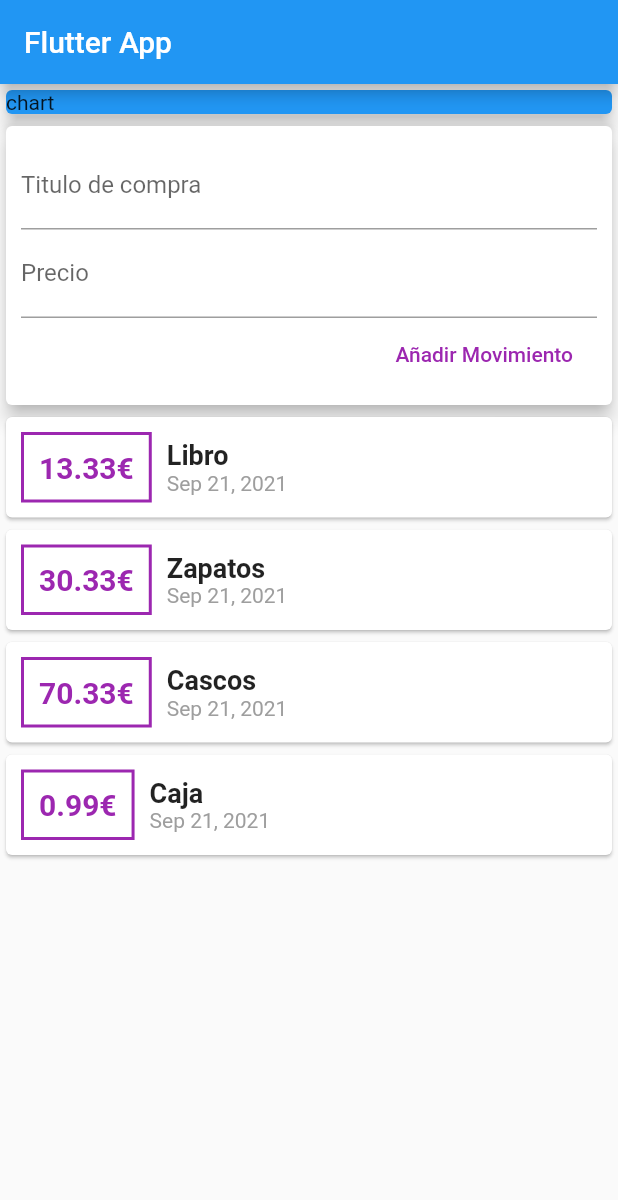
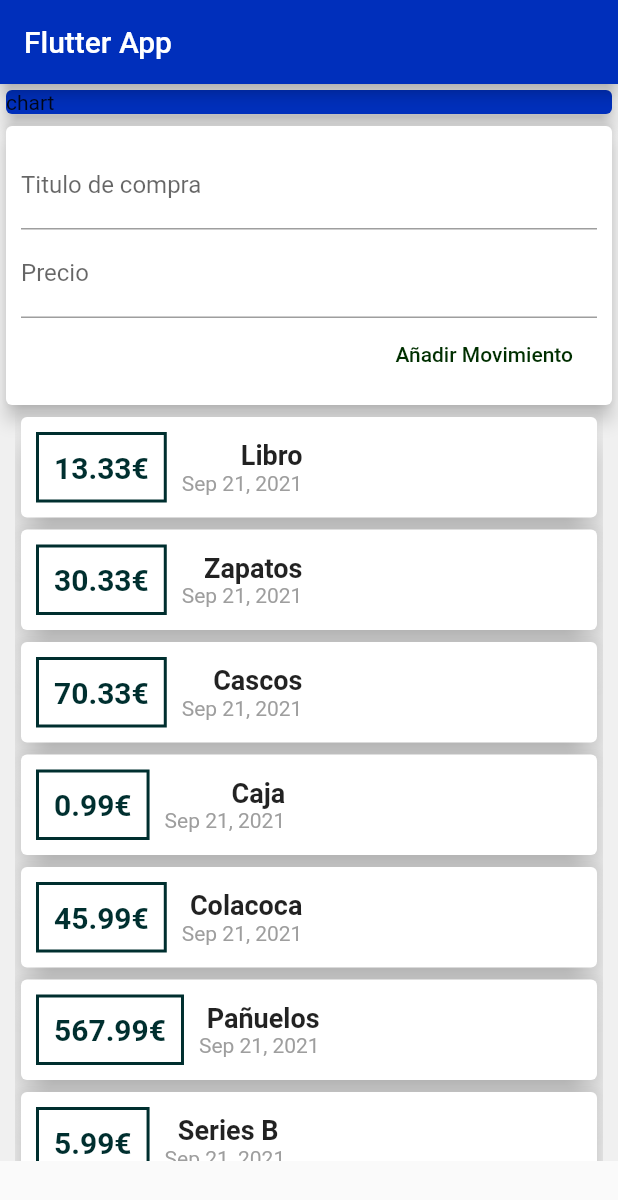
Before and after one commit to futbolin/Curso-Flutter---Dart, a Flutter app: the screen it shows after launch, on a phone screen of 412 x 824 dp. Shown: the top 1200 px of the screen. Run offline on Flutter 3.47's test engine with Material 2 defaults, Android fonts, the phone set to English and light mode, and no system bars.

```diff
--- a/ejercicios/gastos_personales/lib/main.dart
+++ b/ejercicios/gastos_personales/lib/main.dart
@@ -2,7 +2,6 @@ import 'package:flutter/material.dart';
 import 'modelos/transaccion.dart';
 import 'widgets/transacciones_lista.dart';
 import 'widgets/transacciones_del_usuario.dart';
-
 
 void main() => runApp(MyApp());
 
@@ -17,7 +16,6 @@ class MyApp extends StatelessWidget {
 }
 
 class MyHomePage extends StatelessWidget {
-
   @override
   Widget build(BuildContext context) {
     String tituloEntrada;
@@ -25,21 +23,27 @@ class MyHomePage extends StatelessWidget {
 
     return Scaffold(
       appBar: AppBar(
+        backgroundColor: Color.fromARGB(255, 0, 47, 187),
         title: Text('Flutter App'),
       ),
-      body: Column(
+      body: Container(
+        color: Color.fromARGB(255, 240, 240, 240),
+        child: SingleChildScrollView(
+          child: Column(
             children: <Widget>[
               Container(
                 width: double.infinity,
                 child: Card(
                   child: Text("chart"),
                   elevation: 5,
-              color: Colors.blue,
+                  color: Color.fromARGB(255, 0, 47, 187),
                 ),
               ),
               TransaccionesDelUsuario(),
             ],
           ),
+        ),
+      ),
     );
   }
 }
--- a/ejercicios/gastos_personales/lib/modelos/transaccion.dart
+++ b/ejercicios/gastos_personales/lib/modelos/transaccion.dart
@@ -4,6 +4,6 @@ class Transaccion{
   final double cantidad;
   final DateTime fecha;
 
-  Transaccion({this.id ,this.titulo ,this.cantidad ,this.fecha,});
+  Transaccion({required this.id ,required this.titulo ,required this.cantidad ,required this.fecha,});
 
 }
--- a/ejercicios/gastos_personales/lib/widgets/nueva_transaccion.dart
+++ b/ejercicios/gastos_personales/lib/widgets/nueva_transaccion.dart
@@ -29,7 +29,7 @@ class NuevaTransaccion extends StatelessWidget {
               ),
             ),
             FlatButton(
-              textColor: Colors.purple,
+              textColor: Color.fromARGB(255, 0, 47, 0),
               onPressed: () {
                 agregarTransaccion(tituloControlador.text,
                     double.tryParse(precioControlador.text));
--- a/ejercicios/gastos_personales/lib/widgets/transacciones_del_usuario.dart
+++ b/ejercicios/gastos_personales/lib/widgets/transacciones_del_usuario.dart
@@ -19,6 +19,18 @@ class _TransaccionesDelUsuarioState extends State<TransaccionesDelUsuario> {
         id: "t3", titulo: "Cascos", cantidad: 70.33, fecha: DateTime.now()),
     Transaccion(
         id: "t4", titulo: "Caja", cantidad: 0.99, fecha: DateTime.now()),
+    Transaccion(
+        id: "t5", titulo: "Colacoca", cantidad: 45.99, fecha: DateTime.now()),
+    Transaccion(
+        id: "t6", titulo: "Pañuelos", cantidad: 567.99, fecha: DateTime.now()),
+    Transaccion(
+        id: "t7", titulo: "Series B ", cantidad: 5.99, fecha: DateTime.now()),
+    Transaccion(
+        id: "t8", titulo: "Ifone", cantidad: 66.99, fecha: DateTime.now()),
+    Transaccion(
+        id: "t9", titulo: "Cafe", cantidad: 90.99, fecha: DateTime.now()),
+
+
   ];
 
   void _agregarTransaccion(String titulo, double precio) {
--- a/ejercicios/gastos_personales/lib/widgets/transacciones_lista.dart
+++ b/ejercicios/gastos_personales/lib/widgets/transacciones_lista.dart
@@ -9,31 +9,35 @@ class TransaccionesLista extends StatelessWidget {
 
   @override
   Widget build(BuildContext context) {
-    return Column(
+    return Container(
+      height: 500,
+      padding: EdgeInsets.symmetric(horizontal: 10),
+      child: SingleChildScrollView(
+        child: Column(
           children: trasaccionesDelUsuario.map((transaccion) {
             return Card(
+              elevation: 10,
               child: Row(
                 children: <Widget>[
                   Container(
                     margin: EdgeInsets.all(10),
                     decoration: BoxDecoration(
                         border: Border.all(
-                      color: Colors.purple,
+                      color: Color.fromARGB(255, 0, 47, 47),
                       width: 2,
-                    )
-                ),
+                    )),
                     padding: EdgeInsets.all(10),
-                child:Text(
+                    child: Text(
                       "${transaccion.cantidad}€",
                       style: TextStyle(
                         fontWeight: FontWeight.bold,
                         fontSize: 20,
-                    color: Colors.purple,
+                        color: Color.fromARGB(255, 0, 47, 47),
                       ),
                     ),
                   ),
                   Column(
-                  crossAxisAlignment: CrossAxisAlignment.start ,
+                      crossAxisAlignment: CrossAxisAlignment.end,
                       children: <Widget>[
                         Text(
                           transaccion.titulo,
@@ -42,18 +46,17 @@ class TransaccionesLista extends StatelessWidget {
                             fontWeight: FontWeight.bold,
                           ),
                         ),
-                    Text(
-                        DateFormat.yMMMd().format(transaccion.fecha),
+                        Text(DateFormat.yMMMd().format(transaccion.fecha),
                             style: TextStyle(
                               color: Colors.grey,
-                        )
-                    ),
-                  ]
-              )
+                            )),
+                      ])
                 ],
               ),
             );
           }).toList(),
+        ),
+      ),
     );
   }
 }
--- a/ejercicios/gastos_personales/pubspec.yaml
+++ b/ejercicios/gastos_personales/pubspec.yaml
@@ -18,13 +18,12 @@ publish_to: 'none' # Remove this line if you wish to publish to pub.dev
 version: 1.0.0+1
 
 environment:
-  sdk: ">=2.11.0 <3.0.0"
+  sdk: ">=2.12.0 <3.0.0"
 
 dependencies:
   flutter:
     sdk: flutter
   intl: ^0.17.0
-
 
   # The following adds the Cupertino Icons font to your application.
   # Use with the CupertinoIcons class for iOS style icons.
```
Also changed, not shown: 1 other file. Lines whose indentation alone changed are shown as unchanged.
